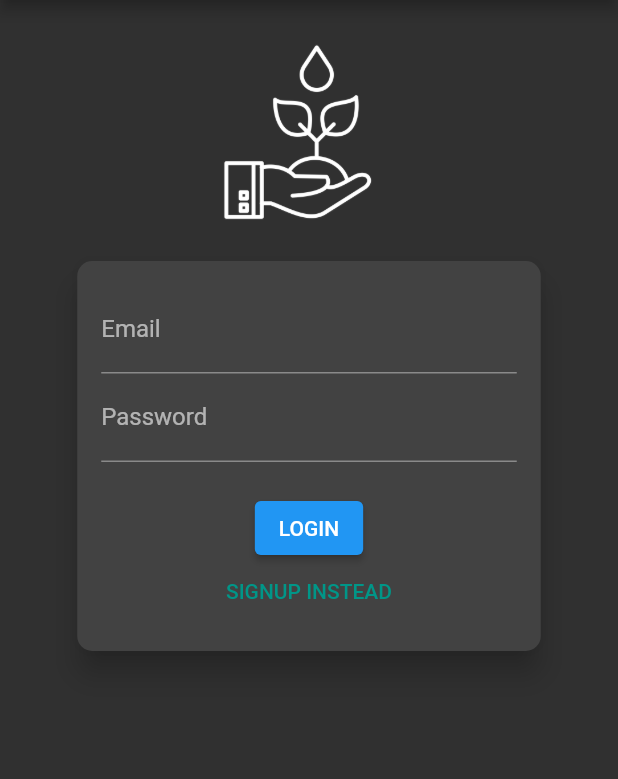
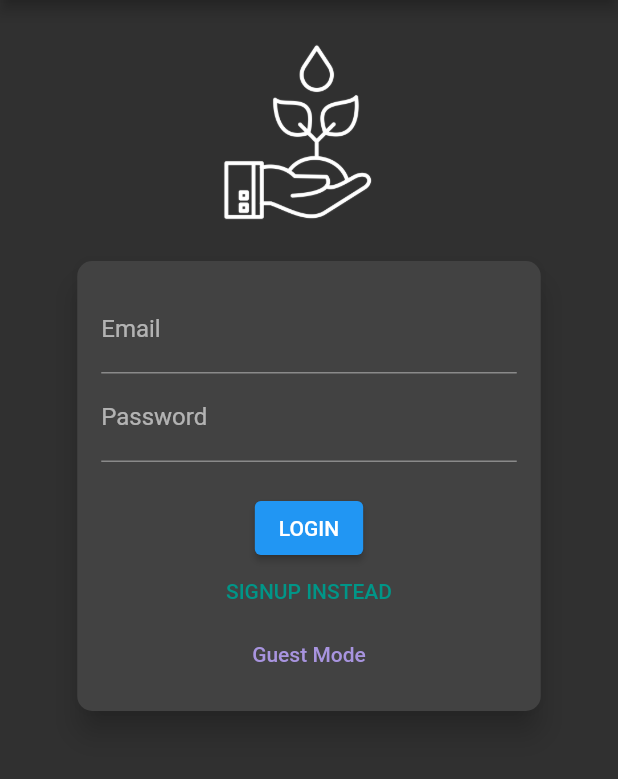
Before and after one commit to himanshuneb/irrigate-it, a Flutter app: the screen it shows after launch, on a phone screen of 412 x 824 dp, the part 84-863 px from its top. Run offline on Flutter 3.47's test engine with Material 2 defaults, Android fonts, the phone set to English and light mode, and no system bars; our stand-ins replace geolocator.

Commit message:
Added Guest Mode

```diff
--- a/digivill/lib/authScreen.dart
+++ b/digivill/lib/authScreen.dart
@@ -4,6 +4,7 @@ import 'package:flutter/material.dart';
 import 'package:provider/provider.dart';
 import './authProvider.dart';
 import './httpException.dart';
+import './afterlogin.dart';
 
 enum AuthMode { Signup, Login }
 
@@ -145,7 +146,7 @@ class _AuthCardState extends State<AuthCard> {
             ),
             elevation: 8.0,
             child: Container(
-              height: _authMode == AuthMode.Signup ? 320 : 260,
+              height: _authMode == AuthMode.Signup ? 360 : 300,
               constraints: BoxConstraints(
                   minHeight: _authMode == AuthMode.Signup ? 320 : 260),
               width: deviceSize.width * 0.75,
@@ -215,6 +216,10 @@ class _AuthCardState extends State<AuthCard> {
                         materialTapTargetSize: MaterialTapTargetSize.shrinkWrap,
                         textColor: Colors.teal,
                       ),
+                      FlatButton(onPressed:(){ Navigator.push(
+                          context,
+                          MaterialPageRoute(builder: (context) => Information()),
+                        );}, child: Text("Guest Mode"),textColor: Color.fromARGB(255, 168, 148, 223),)
                     ],
                   ),
                 ),
--- a/digivill/lib/main.dart
+++ b/digivill/lib/main.dart
@@ -28,24 +28,12 @@ class MyApp extends StatelessWidget {
         // ),
       ],
       child: Consumer<Auth>(
-        builder: (ctx, auth, _) => MaterialApp(
-          title: 'IRRIGATE IT',
-          theme: ThemeData.dark(),
-          // theme: ThemeData(
-          //   primarySwatch: Colors.purple,
-          //   accentColor: Colors.deepOrange,
-          //   fontFamily: 'Lato',
-          // ),
-          home: auth.isAuth ? Information() : AuthScreen(),
-          routes: {
-            // ProductDetailScreen.routeName: (ctx) => ProductDetailScreen(),
-            // CartScreen.routeName: (ctx) => CartScreen(),
-            // OrdersScreen.routeName: (ctx) => OrdersScreen(),
-            // UserProductsScreen.routeName: (ctx) => UserProductsScreen(),
-            // EditProductScreen.routeName: (ctx) => EditProductScreen(),
-          },
+      builder: (ctx, auth, _) => MaterialApp(
+        title: 'IRRIGATE IT',
+        theme: ThemeData.dark(),
+        home: auth.isAuth ? Information() : AuthScreen(),
+      ),
         ),
-      ),
     );
   }
 }
```
